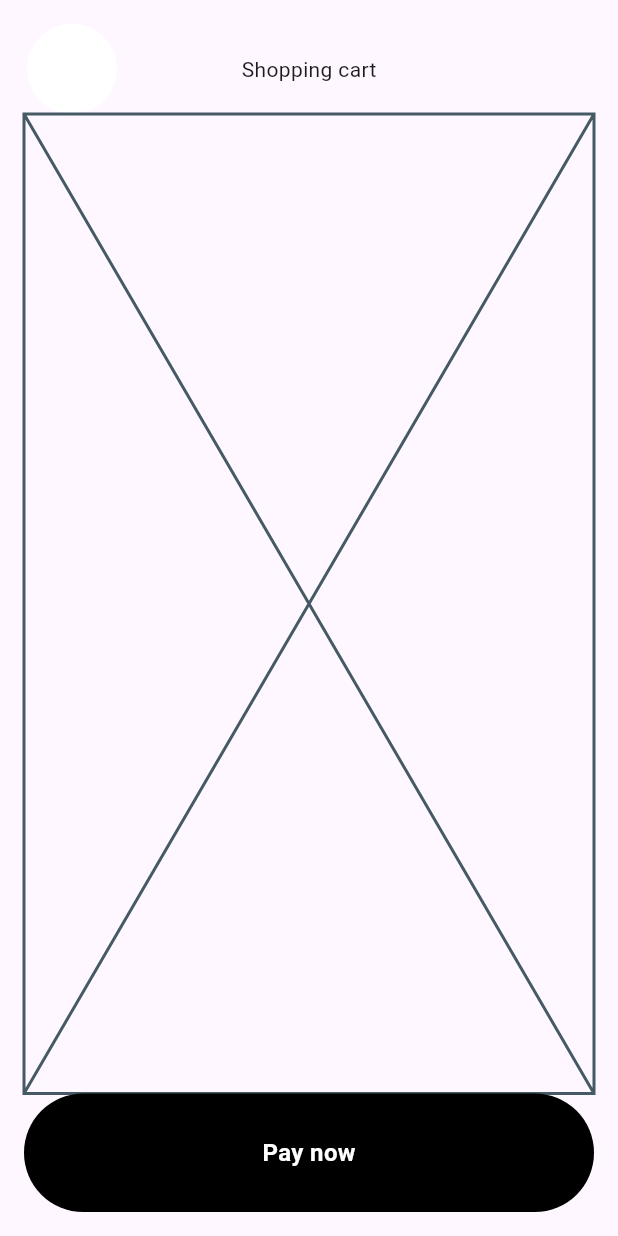
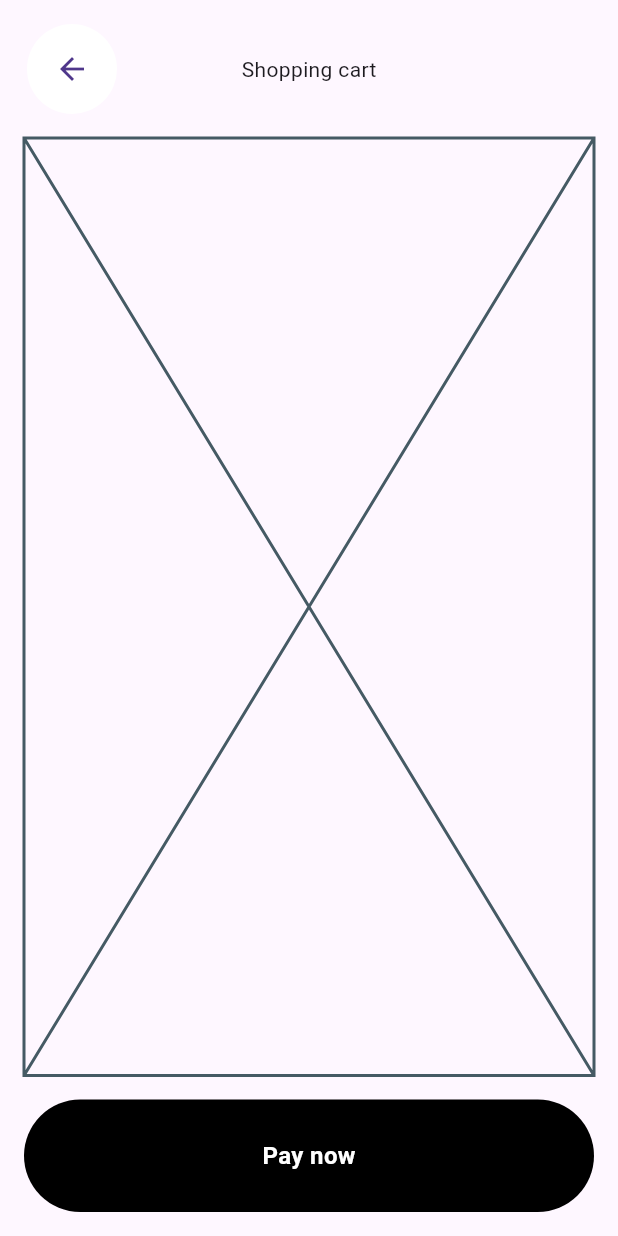
Before and after one commit to JAICHANGPARK/flutter_notebook_chapter_46, a Flutter app: the InteriorCartPage screen opened directly, on a phone screen of 412 x 824 dp. Run offline on Flutter 3.47's test engine with Material 3 defaults, Android fonts, the phone set to English and light mode, and no system bars; our stand-ins replace gap, hugeicons, readmore.

Commit message:
Update interior_cart_page.dart

```diff
--- a/lib/ep2330_interior_shopping_app/ui/interior_cart_page.dart
+++ b/lib/ep2330_interior_shopping_app/ui/interior_cart_page.dart
@@ -15,12 +15,17 @@ class _InteriorCartPageState extends State<InteriorCartPage> {
         child: Padding(
           padding: const EdgeInsets.all(16.0),
           child: Column(
+            spacing: 16,
             children: [
               SizedBox(
                 height: 60,
                 child: Stack(
                   children: [
-                    CircleAvatar(radius: 32, backgroundColor: Colors.white),
+                    CircleAvatar(
+                      radius: 32,
+                      backgroundColor: Colors.white,
+                      child: Icon(Icons.arrow_back),
+                    ),
                     Center(child: Text("Shopping cart")),
                   ],
                 ),
@@ -31,7 +36,7 @@ class _InteriorCartPageState extends State<InteriorCartPage> {
                   shape: StadiumBorder(),
                   color: Colors.black,
                 ),
-                padding: EdgeInsets.symmetric(vertical: 28),
+                padding: EdgeInsets.symmetric(vertical: 26),
 
                 child: Center(
                   child: Text(
```
